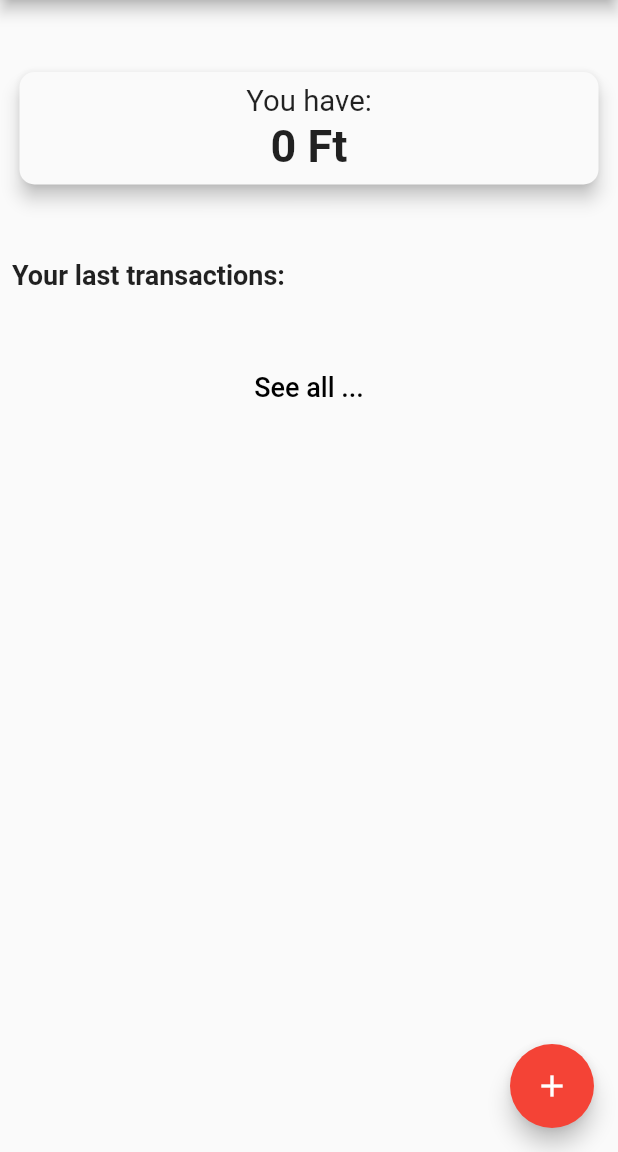
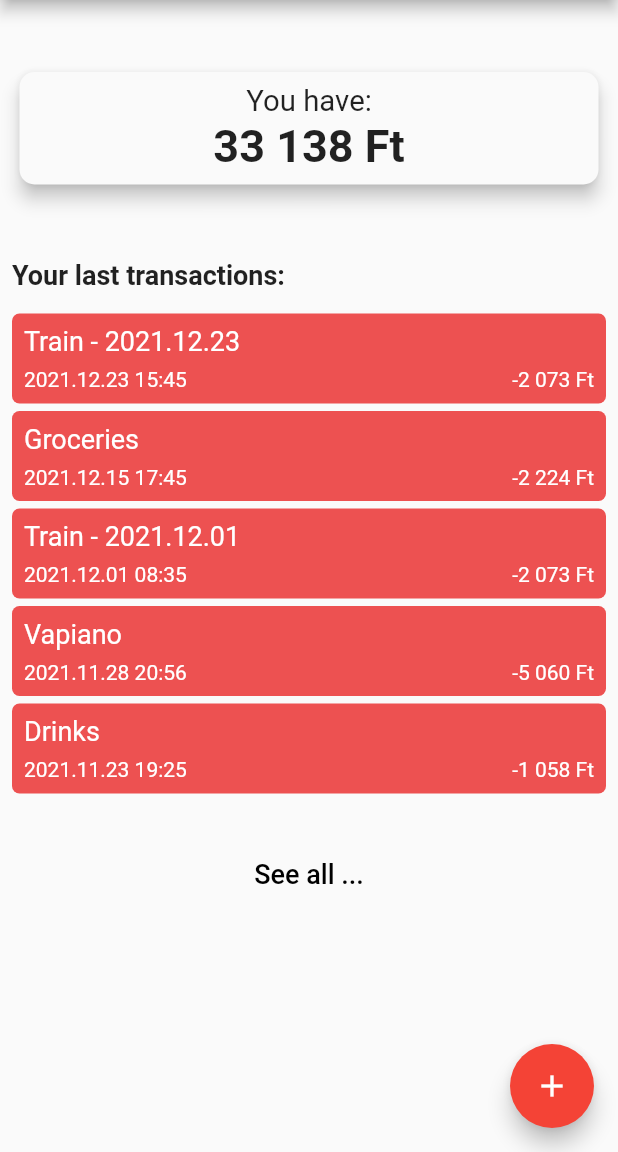
Before and after one commit to vluv99/flutter-money-manager, a Flutter app: the screen it shows after launch, on a phone screen of 412 x 824 dp, the part 84-1236 px from its top. Run offline on Flutter 3.47's test engine with Material 2 defaults, Android fonts, the phone set to English and light mode, and no system bars; drawn by our look-alikes of auto_size_text; our stand-ins replace datetime_picker_formfield, flutter_datetime_picker, google_maps_flutter, hive, hive_flutter, image_picker; missing offline and left inert: fluttercontactpicker, sticky_grouped_list; accounts and stored records are empty.

```diff
--- a/lib/add_transaction_detailed.dart
+++ b/lib/add_transaction_detailed.dart
@@ -261,7 +261,7 @@ class _AddTransactionDetailState extends State<AddTransactionDetail> {
                         final XFile? image = await _picker.pickImage(source: ImageSource.camera);
                         if(image != null) {
                           setState(() {
-                            transaction.imagePath = image!.path;
+                            transaction.imagePath = image.path;
                           });
                         }
                       },
--- a/lib/main.dart
+++ b/lib/main.dart
@@ -9,6 +9,8 @@ import 'package:provider/provider.dart';
 
 import 'package:hive/hive.dart';
 import 'package:hive_flutter/hive_flutter.dart';
+
+import 'util/transaction_model_mock.dart';
 
 void main() async {
   await Hive.initFlutter();
@@ -23,8 +25,8 @@ class MongerApp extends StatelessWidget {
 
   @override
   Widget build(BuildContext context) {
-    return ChangeNotifierProvider(
-      create: (context) => TransactionModel(),
+    return ChangeNotifierProvider<TransactionModel>(
+      create: (context) => TransactionModelMock(),
       child: const MaterialApp(
         title: 'Navigation Basics',
         home: HomePage(),
--- a/lib/model/transaction_model.dart
+++ b/lib/model/transaction_model.dart
@@ -5,37 +5,9 @@ import 'package:google_maps_flutter/google_maps_flutter.dart';
 import 'package:hive/hive.dart';
 import 'package:money_manager_app/model/transaction.dart';
 
+
+
 class TransactionModel extends ChangeNotifier {
-  final List<Transaction> _list = [
-    Transaction(
-        amount: 56000,
-        name: 'Starter bank amount',
-        date: DateTime(2021, 10, 01, 17, 00)),
-    Transaction(
-        amount: -8542,
-        name: 'Spar Supermarket',
-        date: DateTime(2021, 10, 10, 11, 09)),
-    Transaction(
-        amount: -11582,
-        name: 'Gifts for family members',
-        date: DateTime(2021, 11, 12, 9, 33)),
-    Transaction(
-        amount: -250,
-        name: 'Vending machine',
-        date: DateTime(2021, 11, 15, 18, 51)),
-    Transaction(
-        amount: 10000, name: 'Wage', date: DateTime(2021, 11, 23, 17, 00)),
-    Transaction(
-        amount: -1058, name: 'Drinks', date: DateTime(2021, 11, 23, 19, 25)),
-    Transaction(
-        amount: -5060, name: 'Vapiano', date: DateTime(2021, 11, 28, 20, 56)),
-    Transaction(
-        amount: -2073, name: 'Train', date: DateTime(2021, 12, 1, 8, 35)),
-    Transaction(
-        amount: -2224, name: 'Groceries', date: DateTime(2021, 12, 15, 17, 45)),
-    Transaction(
-        amount: -2073, name: 'Train', date: DateTime(2021, 12, 23, 15, 45))
-  ];
 
   int get currentAmount {
     var b = Hive.box<Transaction>(Transaction.DB);
@@ -65,13 +37,4 @@ class TransactionModel extends ChangeNotifier {
     notifyListeners();
   }
 
-  // put this here, to try getting a single transaction fo the details page
-  Transaction getSingleTransaction(int amount, String name, DateTime date) {
-    for (var item in _list) {
-      if (item.amount == amount && item.name == name && item.date == date) {
-        return item;
-      }
-    }
-    return Transaction(amount: 0, name: "none", date: DateTime.now());
-  }
 }
--- /dev/null
+++ b/lib/util/transaction_model_mock.dart
@@ -0,0 +1,51 @@
+
+import 'dart:collection';
+
+import 'dart:ui';
+
+import 'package:flutter/foundation.dart';
+import 'package:money_manager_app/model/transaction.dart';
+import 'package:money_manager_app/model/transaction_model.dart';
+
+class TransactionModelMock extends ChangeNotifier implements TransactionModel{
+
+  final List<Transaction> _list = [
+    Transaction(amount: 56000, name: 'Starter bank amount', date: DateTime(2021, 10, 01, 17, 00)),
+    Transaction(amount: -8542, name: 'Spar Supermarket', date: DateTime(2021, 10, 10, 11, 09)),
+    Transaction(amount: -11582, name: 'Gifts for family members', date: DateTime(2021, 11, 12, 9, 33)),
+    Transaction(amount: -250, name: 'Vending machine', date: DateTime(2021, 11, 15, 18, 51)),
+    Transaction(amount: 10000, name: 'Wage', date: DateTime(2021, 11, 23, 17, 00)),
+    Transaction(amount: -1058, name: 'Drinks', date: DateTime(2021, 11, 23, 19, 25)),
+    Transaction(amount: -5060, name: 'Vapiano', date: DateTime(2021, 11, 28, 20, 56)),
+    Transaction(amount: -2073, name: 'Train - 2021.12.01', date: DateTime(2021, 12, 1, 8, 35)),
+    Transaction(amount: -2224, name: 'Groceries', date: DateTime(2021, 12, 15, 17, 45)),
+    Transaction(amount: -2073, name: 'Train - 2021.12.23', date: DateTime(2021, 12, 23, 15, 45))
+  ];
+
+  @override
+  void addTransaction(Transaction trans) {
+    _list.add(trans);
+  }
+
+  @override
+  // TODO: implement currentAmount
+  int get currentAmount {
+    int amount = 0;
+    for (var item in _list) {
+      amount += item.amount;
+    }
+    return amount;
+  }
+
+  @override
+  // TODO: implement list
+  UnmodifiableListView<Transaction> get list {
+    var l = List<Transaction>.from(_list);
+    l.sort((a, b) {
+      return 1 - a.date.compareTo(b.date);
+    });
+
+    return UnmodifiableListView(l);
+  }
+
+}
```
Also changed, not shown: lib/home.dart (+8 -3 lines), lib/util/formatters.dart (added, +8 -0 lines), 1 other file.
